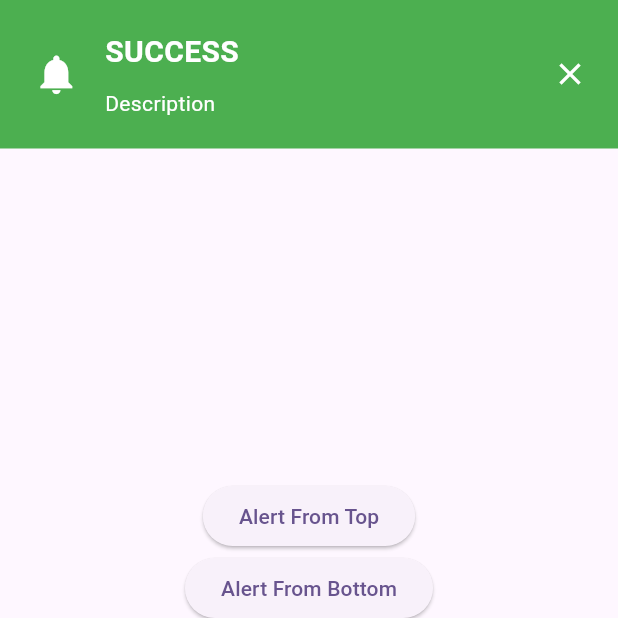
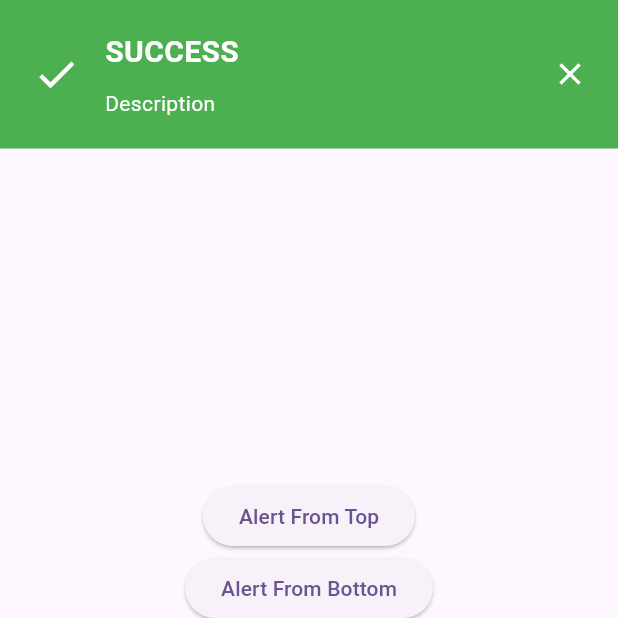
Before and after one commit to fenicfelix/smart_edge_alert, a Flutter app: the screen it shows after launch, after a tap on "Colorful Alert", after a tap on "Long Description Alert", on a phone screen of 412 x 824 dp, the top half of it. Run offline on Flutter 3.47's test engine with Material 3 defaults, Android fonts, the phone set to English and light mode, and no system bars.

Commit message:
Updates example project to showcase different variations of the alert closing issue #14

```diff
--- a/example/lib/main.dart
+++ b/example/lib/main.dart
@@ -68,6 +68,7 @@ class MyHomePage extends StatelessWidget {
                 SmartEdgeAlert.show(context,
                     title: 'SUCCESS',
                     description: 'Description',
+                    icon: Icons.check,
                     backgroundColor: Colors.green,
                     gravity: SmartEdgeAlert.top,
                     closeButtonColor: Colors.white,
@@ -83,6 +84,7 @@ class MyHomePage extends StatelessWidget {
                     description:
                         'Lorem Ipsum is simply dummy text of the printing and typesetting industry. Lorem Ipsum has been the industry standard dummy text ever since the 1500s.',
                     backgroundColor: Colors.red,
+                    icon: Icons.error,
                     gravity: SmartEdgeAlert.bottom,
                     closeButtonColor: Colors.white,
                     duration: SmartEdgeAlert.lengthVeryLong);
@@ -101,6 +103,7 @@ class MyHomePage extends StatelessWidget {
                     backgroundColor: Colors.orange,
                     gravity: SmartEdgeAlert.bottom,
                     closeButtonColor: Colors.white,
+                    icon: Icons.warning,
                     duration: SmartEdgeAlert.lengthVeryLong);
               },
               child: const Text('Custom Font Size Alert'),
```
Also changed, not shown: 1 other file.
